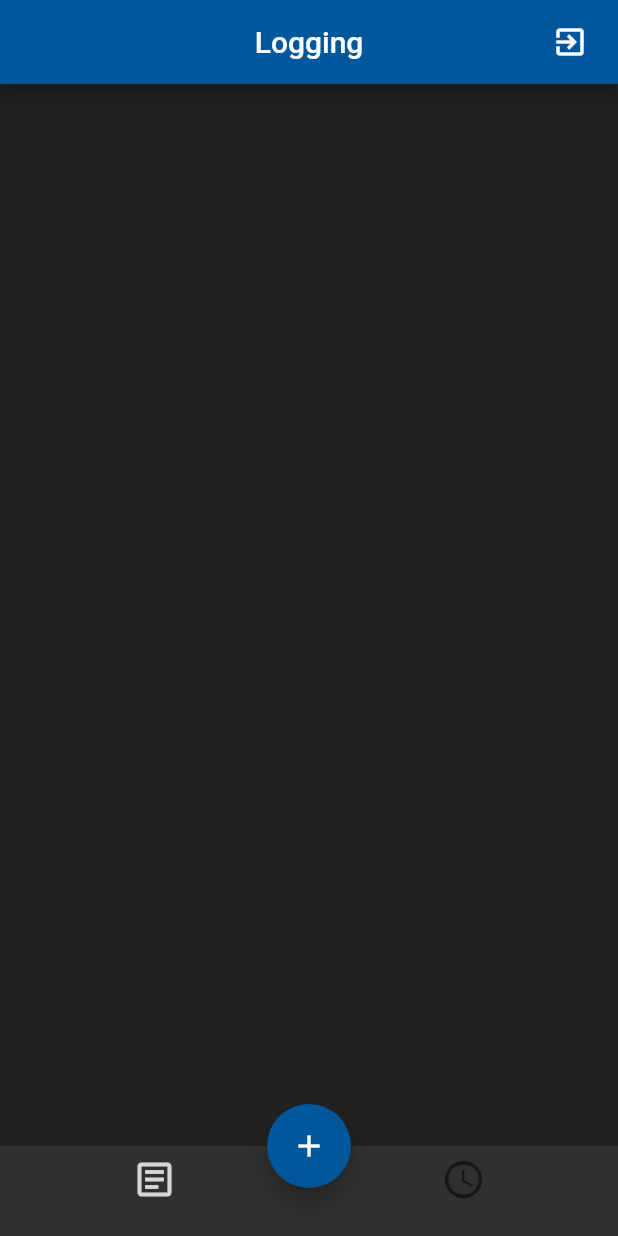
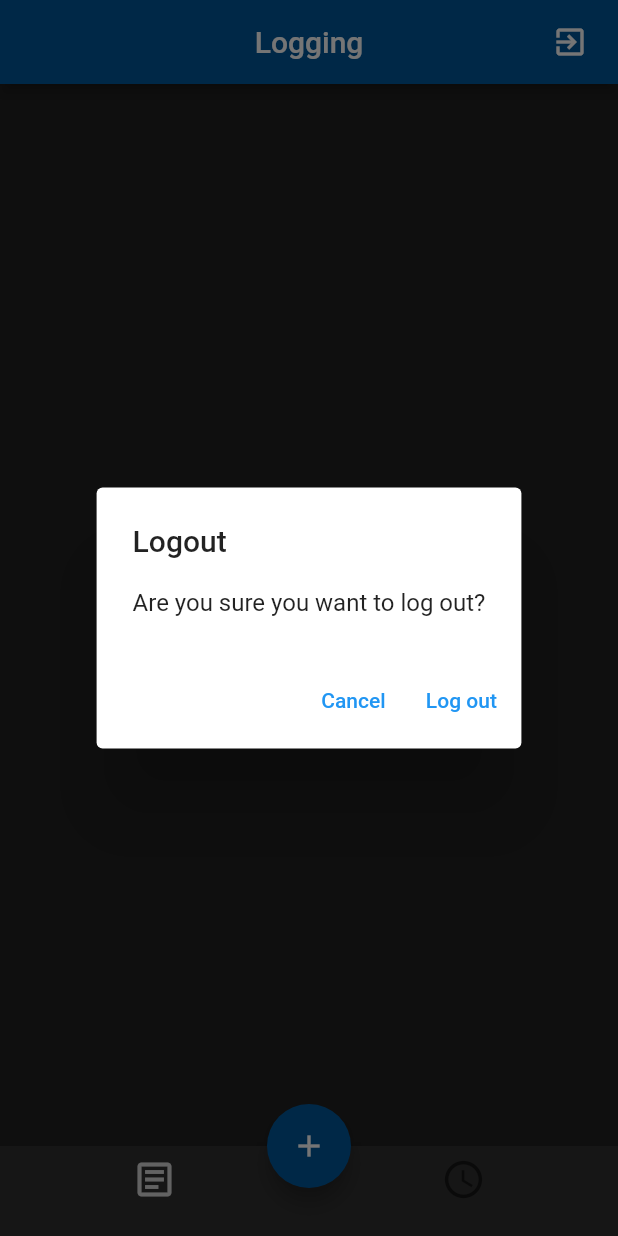
Before and after one commit to Ai-Albert/Hindsight, a Flutter app: the screen it shows once a user with an empty profile is signed in, after a tap on the "exit to app" icon, on a phone screen of 412 x 824 dp. Run offline on Flutter 3.47's test engine with Material 2 defaults, Android fonts, the light colour scheme and no system bars; our stand-ins replace firebase_auth, firebase_core, google_sign_in; missing offline and left inert: flutter_login_facebook; accounts and stored records are empty.

Commit message:
Added platform aware dialogs for email sign in failure and logout confirmation

```diff
--- /dev/null
+++ b/lib/custom_widgets/show_alert_dialog.dart
@@ -0,0 +1,51 @@
+import 'dart:io';
+import 'package:flutter/cupertino.dart';
+import 'package:flutter/material.dart';
+
+Future<bool> showAlertDialog(
+    BuildContext context, {
+      @required String title,
+      @required String content,
+      String cancelActionText,
+      @required String defaultActionText,
+    }) {
+  if (!Platform.isIOS) {
+    return showDialog(
+      barrierDismissible: false,
+      context: context,
+      builder: (context) => AlertDialog(
+        title: Text(title),
+        content: Text(content),
+        actions: <Widget>[
+          if (cancelActionText != null)
+            TextButton(
+              child: Text(cancelActionText),
+              onPressed: () => Navigator.of(context).pop(false),
+            ),
+          TextButton(
+            child: Text(defaultActionText),
+            onPressed: () => Navigator.of(context).pop(true),
+          ),
+        ],
+      ),
+    );
+  }
+  return showCupertinoDialog(
+    context: context,
+    builder: (context) => CupertinoAlertDialog(
+      title: Text(title),
+      content: Text(content),
+      actions: <Widget>[
+        if (cancelActionText != null)
+          CupertinoDialogAction(
+            child: Text(cancelActionText),
+            onPressed: () => Navigator.of(context).pop(false),
+          ),
+        CupertinoDialogAction(
+          child: Text(defaultActionText),
+          onPressed: () => Navigator.of(context).pop(true),
+        ),
+      ],
+    ),
+  );
+}
--- a/lib/pages/app/home.dart
+++ b/lib/pages/app/home.dart
@@ -1,5 +1,6 @@
 import 'package:flutter/material.dart';
 import 'package:hindsight/auth.dart';
+import 'package:hindsight/custom_widgets/show_alert_dialog.dart';
 import 'package:hindsight/pages/app/logging.dart';
 import 'package:hindsight/pages/app/time_machine.dart';
 
@@ -19,6 +20,19 @@ class _HomeState extends State<Home> {
       await widget.auth.signOut();
     } catch (e) {
       print(e.toString());
+    }
+  }
+
+  Future _confirmSignOut(BuildContext context) async {
+    final request = await showAlertDialog(
+      context,
+      title: 'Logout',
+      content: 'Are you sure you want to log out?',
+      cancelActionText: 'Cancel',
+      defaultActionText: 'Log out',
+    );
+    if (request) {
+      _signOut();
     }
   }
 
@@ -44,7 +58,7 @@ class _HomeState extends State<Home> {
               Icons.exit_to_app_outlined,
               color: Colors.white,
             ),
-            onPressed: _signOut,
+            onPressed: () => _confirmSignOut(context),
           ),
         ],
       ),
```
Also changed, not shown: lib/pages/sign_in/email_sign_in_box.dart (+9 -3 lines).
